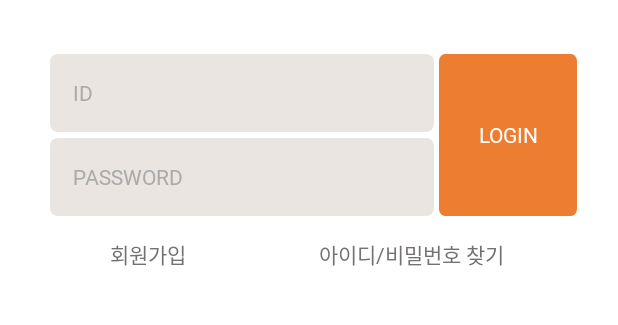
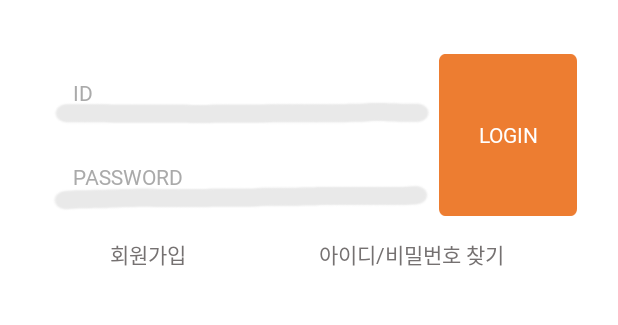
Before and after one commit to linkable0905/Android, an Android app: the screen it shows after launch (LoginActivity), on a phone screen of 412 x 824 dp, the part 510-835 px from its top. Run offline under Robolectric (Android 15) with nearby library versions, the phone set to English and light mode, and no system bars.

```diff
--- a/app/src/main/java/com/linkable/linkable/activity/MainActivity.java
+++ b/app/src/main/java/com/linkable/linkable/activity/MainActivity.java
@@ -30,7 +30,7 @@ public class MainActivity extends AppCompatActivity {
     private RecyclerAdapter adapter1;
     private RecyclerAdapter adapter2;
 
-    static final String URL = "http://10.91.172.92:8000/";
+    static final String URL = "http://10.91.181.172:8000/";
 
     @Override
     protected void onCreate(Bundle savedInstanceState) {
--- a/app/src/main/java/com/linkable/linkable/activity/RetrofitExService.java
+++ b/app/src/main/java/com/linkable/linkable/activity/RetrofitExService.java
@@ -36,7 +36,8 @@ public interface RetrofitExService {
     @POST("login")
     Call<User> postFirst(@FieldMap HashMap<String, Object> parameters);
 
-
-
+    @FormUrlEncoded
+    @POST("register")
+    Call<User> register(@FieldMap HashMap<String, Object> parameters);
 
 }
--- a/app/src/main/res/layout/activity_login.xml
+++ b/app/src/main/res/layout/activity_login.xml
@@ -37,7 +37,7 @@
             android:layout_width="256dp"
             android:layout_height="52dp"
             android:layout_marginLeft="5dp"
-            android:background="@drawable/rounded_edittext"
+            android:background="@drawable/underline2_2"
             android:ems="10"
             android:fontFamily="@font/notosans_regular"
             android:hint="ID"
@@ -59,7 +59,7 @@
             android:layout_height="52dp"
             android:layout_marginLeft="5dp"
             android:layout_marginTop="4dp"
-            android:background="@drawable/rounded_edittext"
+            android:background="@drawable/underline2_1"
             android:ems="10"
             android:fontFamily="@font/notosans_regular"
             android:hint="PASSWORD"
--- a/build.gradle
+++ b/build.gradle
@@ -7,7 +7,7 @@ buildscript {
 
     }
     dependencies {
-        classpath 'com.android.tools.build:gradle:3.3.2'
+        classpath 'com.android.tools.build:gradle:3.4.0'
 
         // NOTE: Do not place your application dependencies here; they belong
         // in the individual module build.gradle files
```
Also changed, not shown: app/src/main/java/com/linkable/linkable/activity/SignUpActivity.java (+5 -6 lines), gradle/wrapper/gradle-wrapper.properties, 1 other file.
